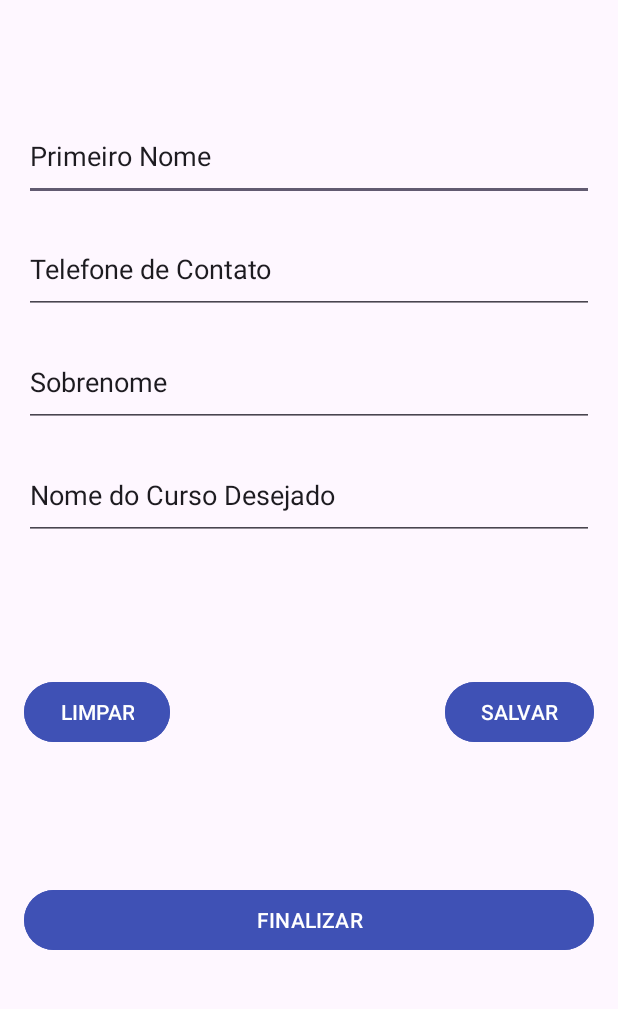
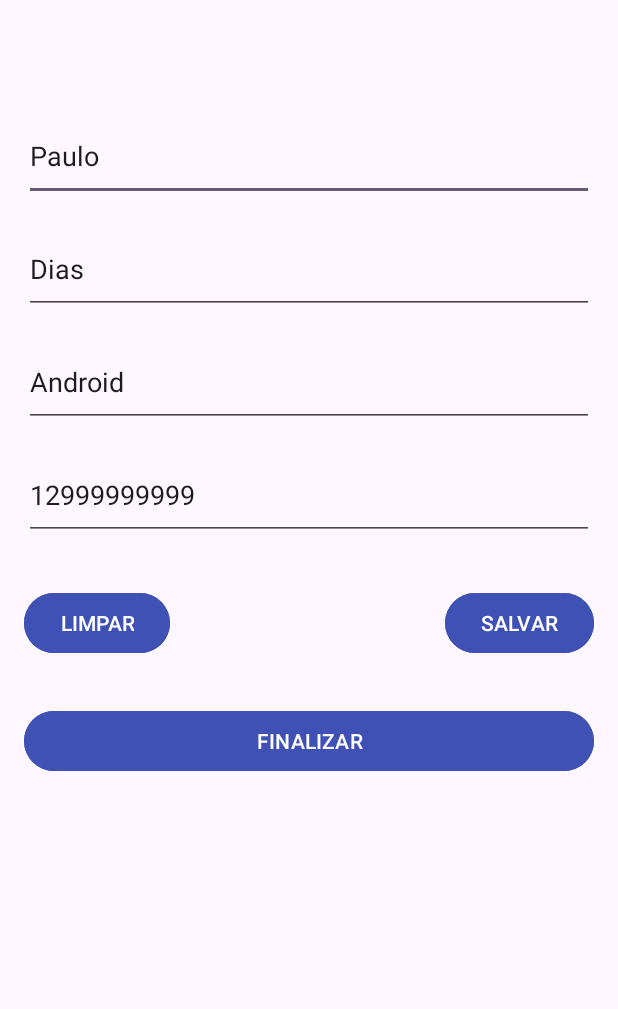
Before and after one commit to paulosvdd05/listaAndroid, an Android app: the screen it shows after launch (MainActivity), on a phone screen of 412 x 824 dp, the part 105-1114 px from its top. Run offline under Robolectric (Android 15) with nearby library versions, the phone set to English and light mode, and no system bars.

Commit message:
Setando valores do objeto pessoa nos inputText

```diff
--- a/app/src/main/java/devandroid/dias/applistacurso/view/MainActivity.java
+++ b/app/src/main/java/devandroid/dias/applistacurso/view/MainActivity.java
@@ -4,6 +4,8 @@ import androidx.appcompat.app.AppCompatActivity;
 
 import android.os.Bundle;
 import android.util.Log;
+import android.widget.Button;
+import android.widget.EditText;
 
 import devandroid.dias.applistacurso.R;
 import devandroid.dias.applistacurso.model.Pessoa;
@@ -11,16 +13,40 @@ import devandroid.dias.applistacurso.model.Pessoa;
 public class MainActivity extends AppCompatActivity {
 
     Pessoa pessoa = new Pessoa();
+    String dadosPessoa;
+
+    EditText editPrimeiroNome;
+    EditText editSobreNome;
+    EditText editCursoDesejado;
+    EditText editTelefoneContato;
+
+    Button btnLimpar;
+    Button btnSalvar;
+    Button btnFinalizar;
 
     @Override
     protected void onCreate(Bundle savedInstanceState) {
         super.onCreate(savedInstanceState);
         setContentView(R.layout.activity_main);
+        editPrimeiroNome = findViewById(R.id.inputNome);
+        editSobreNome = findViewById(R.id.inputSobrenome);
+        editCursoDesejado = findViewById(R.id.inputNomeCurso);
+        editTelefoneContato = findViewById(R.id.inputTelefone);
+
+        btnLimpar = findViewById(R.id.btnLimpar);
+        btnSalvar = findViewById(R.id.btnSalvar);
+        btnFinalizar = findViewById(R.id.btnFinalizar);
+
         pessoa.setPrimeiroNome("Paulo");
         pessoa.setSobreNome("Dias");
         pessoa.setCursoDesejado("Android");
-        pessoa.setTelefoneContato("129942342");
-        pessoa.getPrimeiroNome();
+        pessoa.setTelefoneContato("12999999999");
+
+        editPrimeiroNome.setText(pessoa.getPrimeiroNome());
+        editSobreNome.setText(pessoa.getSobreNome());
+        editCursoDesejado.setText(pessoa.getCursoDesejado());
+        editTelefoneContato.setText(pessoa.getTelefoneContato());
+
 
         Log.i("toString", pessoa.toString());
 
--- a/app/src/main/res/layout/activity_main.xml
+++ b/app/src/main/res/layout/activity_main.xml
@@ -86,26 +86,26 @@
         android:layout_height="wrap_content"
         android:backgroundTint="@color/corBotoes"
         android:text="@string/limpar"
-        app:layout_constraintBottom_toTopOf="@+id/btnLimpar3"
+        app:layout_constraintBottom_toTopOf="@+id/btnFinalizar"
         app:layout_constraintEnd_toEndOf="parent"
         app:layout_constraintHorizontal_bias="0.051"
         app:layout_constraintStart_toStartOf="parent"
         app:layout_constraintTop_toBottomOf="@+id/inputTelefone" />
 
     <Button
-        android:id="@+id/btnLimpar2"
+        android:id="@+id/btnSalvar"
         android:layout_width="wrap_content"
         android:layout_height="wrap_content"
         android:backgroundTint="@color/corBotoes"
         android:text="@string/salvar"
-        app:layout_constraintBottom_toTopOf="@+id/btnLimpar3"
+        app:layout_constraintBottom_toTopOf="@+id/btnFinalizar"
         app:layout_constraintEnd_toEndOf="parent"
         app:layout_constraintHorizontal_bias="0.948"
         app:layout_constraintStart_toStartOf="parent"
         app:layout_constraintTop_toBottomOf="@+id/inputTelefone" />
 
     <Button
-        android:id="@+id/btnLimpar3"
+        android:id="@+id/btnFinalizar"
         android:layout_width="match_parent"
         android:layout_height="wrap_content"
         android:layout_margin="16dp"
@@ -115,6 +115,6 @@
         app:layout_constraintEnd_toEndOf="parent"
         app:layout_constraintStart_toStartOf="parent"
         app:layout_constraintTop_toTopOf="parent"
-        app:layout_constraintVertical_bias="0.865" />
+        app:layout_constraintVertical_bias="0.704" />
 
 </androidx.constraintlayout.widget.ConstraintLayout>
```
